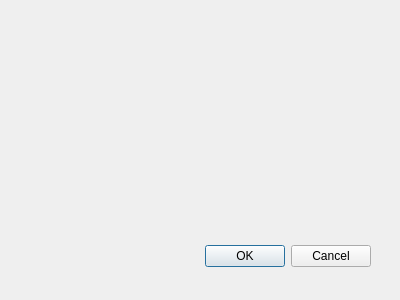
Before: the Qt Designer form agregaralumno.ui in Darign/asistencias, drawn with Qt 5.
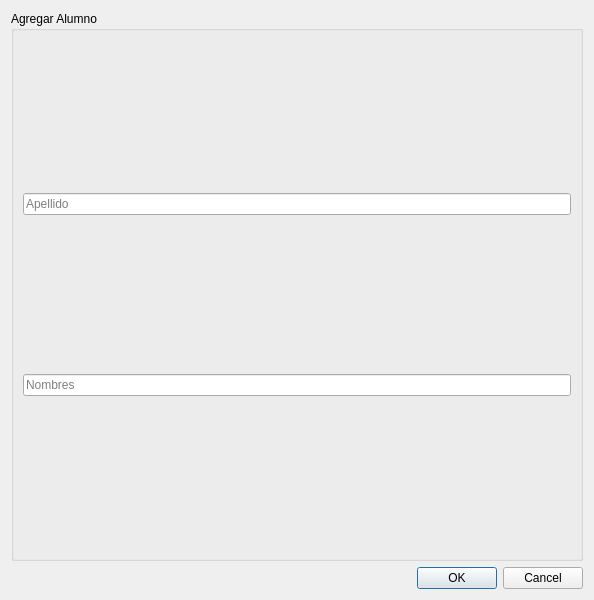
After: the same form once the commit is applied.

Commit message: Carga las asistencias de los alumnos a una tabla

```diff
--- a/agregaralumno.ui
+++ b/agregaralumno.ui
@@ -8,29 +8,69 @@
    <rect>
     <x>0</x>
     <y>0</y>
-    <width>400</width>
-    <height>300</height>
+    <width>594</width>
+    <height>600</height>
    </rect>
   </property>
+  <property name="minimumSize">
+   <size>
+    <width>400</width>
+    <height>600</height>
+   </size>
+  </property>
   <property name="windowTitle">
    <string>Dialog</string>
   </property>
-  <widget name="buttonBox" class="QDialogButtonBox">
-   <property name="geometry">
-    <rect>
-     <x>30</x>
-     <y>240</y>
-     <width>341</width>
-     <height>32</height>
-    </rect>
-   </property>
-   <property name="orientation">
-    <enum>Qt::Horizontal</enum>
-   </property>
-   <property name="standardButtons">
-    <set>QDialogButtonBox::Cancel|QDialogButtonBox::Ok</set>
-   </property>
-  </widget>
+  <layout class="QVBoxLayout" name="verticalLayout">
+   <item>
+    <widget class="QGroupBox" name="groupBox">
+     <property name="minimumSize">
+      <size>
+       <width>400</width>
+       <height>400</height>
+      </size>
+     </property>
+     <property name="title">
+      <string>Agregar Alumno</string>
+     </property>
+     <property name="flat">
+      <bool>false</bool>
+     </property>
+     <property name="checkable">
+      <bool>false</bool>
+     </property>
+     <property name="checked">
+      <bool>false</bool>
+     </property>
+     <layout class="QVBoxLayout" name="verticalLayout_2">
+      <item>
+       <widget class="QLineEdit" name="lineEditApellido">
+        <property name="placeholderText">
+         <string>Apellido</string>
+        </property>
+       </widget>
+      </item>
+      <item>
+       <widget class="QLineEdit" name="lineEditNombres">
+        <property name="placeholderText">
+         <string>Nombres</string>
+        </property>
+       </widget>
+      </item>
+     </layout>
+    </widget>
+   </item>
+   <item>
+    <widget class="QDialogButtonBox" name="buttonBoxAgregarAlumno">
+     <property name="orientation">
+      <enum>Qt::Horizontal</enum>
+     </property>
+     <property name="standardButtons">
+      <set>QDialogButtonBox::Cancel|QDialogButtonBox::Ok</set>
+     </property>
+    </widget>
+   </item>
+  </layout>
  </widget>
  <pixmapfunction/>
  <resources/>
```
Left out of the diff: 19 changed lines with no effect on the pictures. The commit also changes 23 other files.
